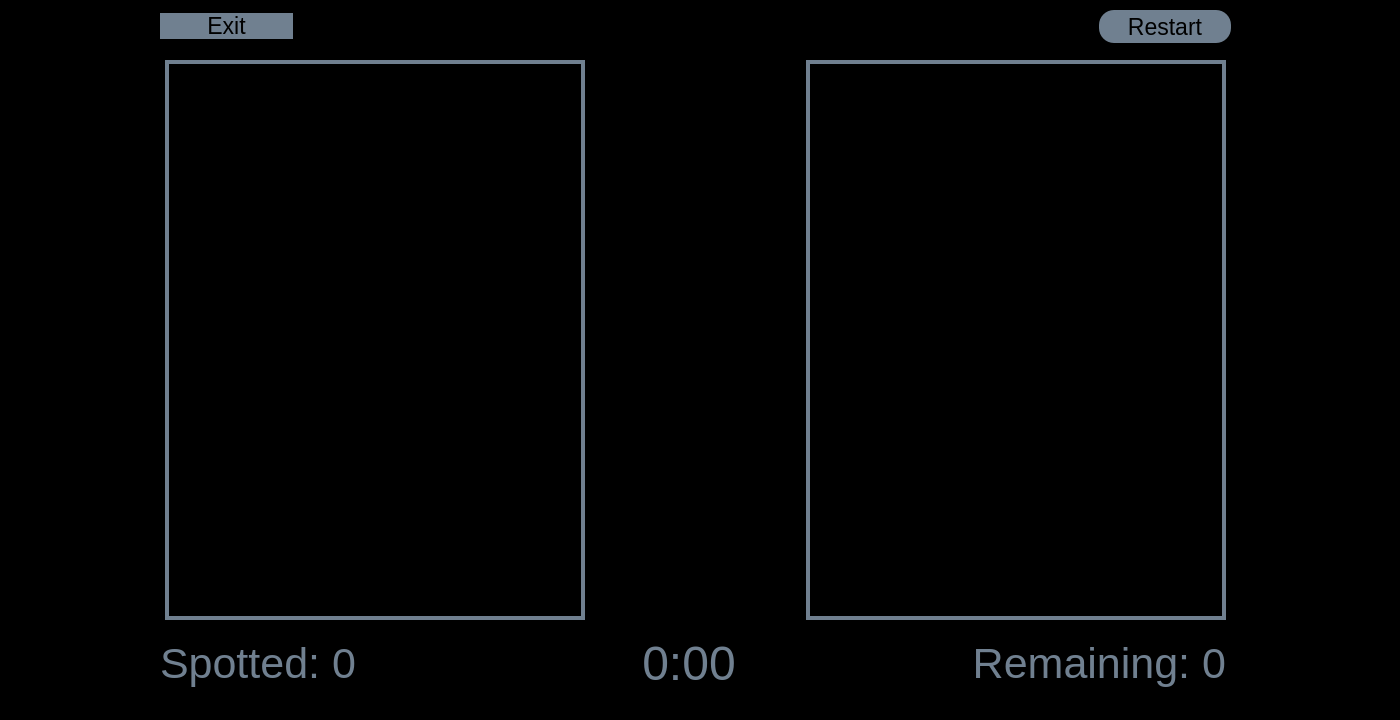
Above: spotTheDiff.ui from gct0005/ACES before the change. Below: the same form after it.
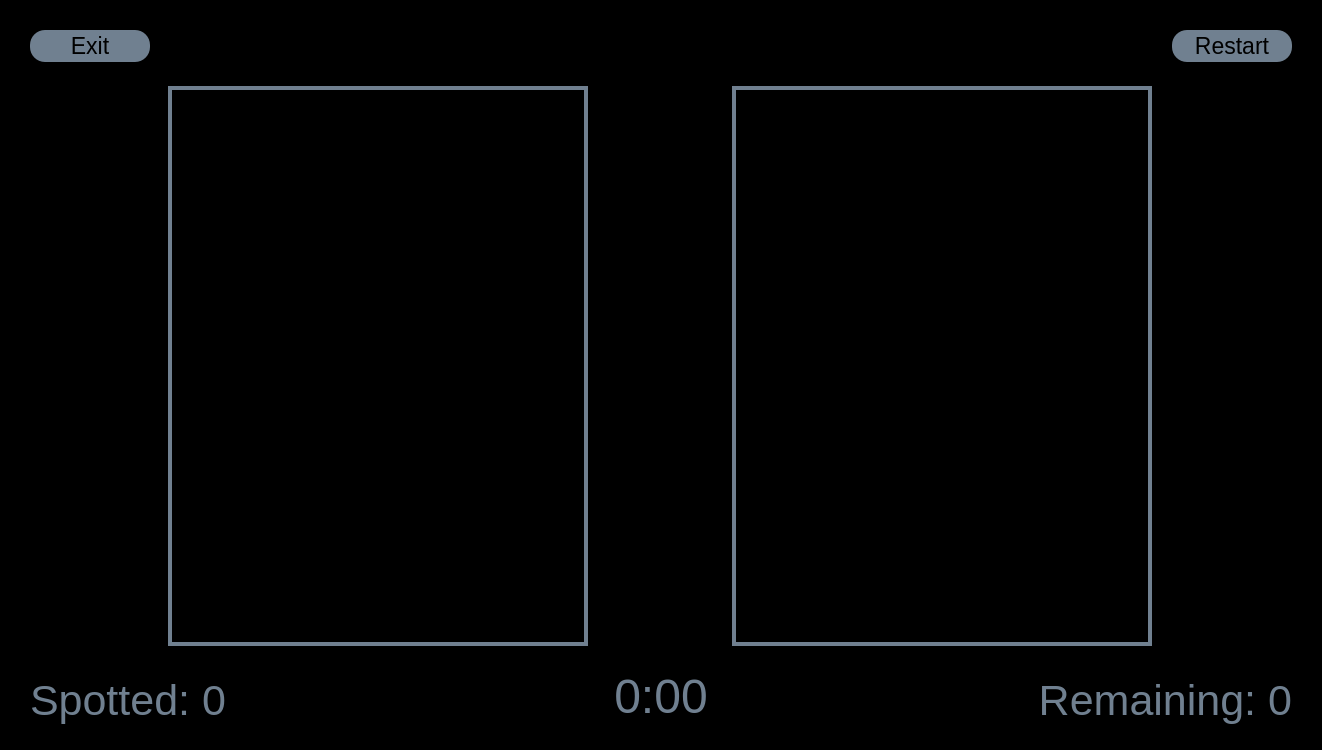
That is the form after the change.

Commit message:
Added Intro Countdown before game
Displays a start game button and will display a countdown to ready the user. Also improved ui responsiveness for the spot the diff ui class

Diff of the .ui file:
```diff
--- a/spotTheDiff.ui
+++ b/spotTheDiff.ui
@@ -6,14 +6,14 @@
    <rect>
     <x>0</x>
     <y>0</y>
-    <width>1400</width>
+    <width>1300</width>
     <height>720</height>
    </rect>
   </property>
   <property name="maximumSize">
    <size>
-    <width>1400</width>
-    <height>720</height>
+    <width>2000</width>
+    <height>1200</height>
    </size>
   </property>
   <property name="windowTitle">
@@ -26,34 +26,160 @@
    <string notr="true">background-color: black
 </string>
   </property>
-  <widget class="QWidget" name="layoutWidget">
-   <property name="geometry">
-    <rect>
-     <x>-10</x>
-     <y>50</y>
-     <width>1411</width>
-     <height>581</height>
-    </rect>
-   </property>
-   <layout class="QHBoxLayout" name="imageLayout">
+  <layout class="QVBoxLayout" name="verticalLayout">
     <item>
-     <spacer name="horizontalSpacer_4">
-      <property name="orientation">
-       <enum>Qt::Horizontal</enum>
-      </property>
-      <property name="sizeType">
-       <enum>QSizePolicy::Fixed</enum>
-      </property>
-      <property name="sizeHint" stdset="0">
+    <widget class="QStackedWidget" name="stackedWidget">
+     <widget class="QWidget" name="Game">
+      <layout class="QVBoxLayout" name="verticalLayout_2">
+       <item>
+        <widget class="QFrame" name="frame">
+         <property name="sizePolicy">
+          <sizepolicy hsizetype="Expanding" vsizetype="Expanding">
+           <horstretch>0</horstretch>
+           <verstretch>0</verstretch>
+          </sizepolicy>
+         </property>
+         <property name="minimumSize">
+          <size>
+           <width>1000</width>
+           <height>50</height>
+          </size>
+         </property>
+         <property name="maximumSize">
        <size>
-        <width>80</width>
-        <height>20</height>
-       </size>
-      </property>
-     </spacer>
-    </item>
+           <width>16777215</width>
+           <height>50</height>
+          </size>
+         </property>
+         <property name="sizeIncrement">
+          <size>
+           <width>1</width>
+           <height>1</height>
+          </size>
+         </property>
+         <property name="frameShape">
+          <enum>QFrame::StyledPanel</enum>
+         </property>
+         <property name="frameShadow">
+          <enum>QFrame::Raised</enum>
+         </property>
+         <layout class="QHBoxLayout" name="horizontalLayout_2">
+          <item alignment="Qt::AlignLeft|Qt::AlignVCenter">
+           <widget class="QPushButton" name="homeButton">
+            <property name="sizePolicy">
+             <sizepolicy hsizetype="Expanding" vsizetype="Expanding">
+              <horstretch>0</horstretch>
+              <verstretch>0</verstretch>
+             </sizepolicy>
+            </property>
+            <property name="minimumSize">
+             <size>
+              <width>120</width>
+              <height>32</height>
+             </size>
+            </property>
+            <property name="maximumSize">
+             <size>
+              <width>120</width>
+              <height>32</height>
+             </size>
+            </property>
+            <property name="font">
+             <font>
+              <pointsize>17</pointsize>
+             </font>
+            </property>
+            <property name="styleSheet">
+             <string notr="true">QPushButton#homeButton { 
+	background-color: slategrey; 
+	border-radius: 15px;
+	color: black; 
+}
+
+QPushButton#homeButton:hover { 
+	background-color: rgb(142, 158, 174); 
+	border-radius: 15px;
+	border: 2px solid slategrey;
+}
+
+</string>
+            </property>
+            <property name="text">
+             <string>Exit</string>
+            </property>
+           </widget>
+          </item>
+          <item alignment="Qt::AlignRight|Qt::AlignVCenter">
+           <widget class="QPushButton" name="restartButton">
+            <property name="sizePolicy">
+             <sizepolicy hsizetype="Minimum" vsizetype="Minimum">
+              <horstretch>0</horstretch>
+              <verstretch>0</verstretch>
+             </sizepolicy>
+            </property>
+            <property name="minimumSize">
+             <size>
+              <width>120</width>
+              <height>32</height>
+             </size>
+            </property>
+            <property name="maximumSize">
+             <size>
+              <width>120</width>
+              <height>32</height>
+             </size>
+            </property>
+            <property name="font">
+             <font>
+              <pointsize>17</pointsize>
+             </font>
+            </property>
+            <property name="styleSheet">
+             <string notr="true">QPushButton#restartButton { 
+	background-color: slategrey; 
+	border-radius: 15px;
+	color: black; 
+}
+
+QPushButton#restartButton:hover { 
+	background-color: rgb(142, 158, 174); 
+	border-radius: 15px;
+	border: 2px solid slategrey;
+}
+
+</string>
+            </property>
+            <property name="text">
+             <string>Restart</string>
+            </property>
+           </widget>
+          </item>
+         </layout>
+        </widget>
+       </item>
     <item>
+        <widget class="QFrame" name="imageFrame">
+         <property name="frameShape">
+          <enum>QFrame::StyledPanel</enum>
+         </property>
+         <property name="frameShadow">
+          <enum>QFrame::Raised</enum>
+         </property>
+         <layout class="QHBoxLayout" name="horizontalLayout">
+          <item alignment="Qt::AlignVCenter">
      <widget class="QGraphicsView" name="imageView">
+            <property name="sizePolicy">
+             <sizepolicy hsizetype="Minimum" vsizetype="Minimum">
+              <horstretch>0</horstretch>
+              <verstretch>0</verstretch>
+             </sizepolicy>
+            </property>
+            <property name="minimumSize">
+             <size>
+              <width>420</width>
+              <height>560</height>
+             </size>
+            </property>
       <property name="maximumSize">
        <size>
         <width>420</width>
@@ -71,24 +197,20 @@
       </property>
      </widget>
     </item>
-    <item>
-     <spacer name="horizontalSpacer_5">
-      <property name="orientation">
-       <enum>Qt::Horizontal</enum>
-      </property>
-      <property name="sizeType">
-       <enum>QSizePolicy::Fixed</enum>
-      </property>
-      <property name="sizeHint" stdset="0">
-       <size>
-        <width>120</width>
-        <height>20</height>
-       </size>
-      </property>
-     </spacer>
-    </item>
-    <item>
+          <item alignment="Qt::AlignVCenter">
      <widget class="QGraphicsView" name="diffView">
+            <property name="sizePolicy">
+             <sizepolicy hsizetype="Minimum" vsizetype="Fixed">
+              <horstretch>0</horstretch>
+              <verstretch>0</verstretch>
+             </sizepolicy>
+            </property>
+            <property name="minimumSize">
+             <size>
+              <width>420</width>
+              <height>560</height>
+             </size>
+            </property>
       <property name="maximumSize">
        <size>
         <width>420</width>
@@ -106,52 +228,44 @@
       </property>
      </widget>
     </item>
-    <item>
-     <spacer name="horizontalSpacer_6">
-      <property name="orientation">
-       <enum>Qt::Horizontal</enum>
-      </property>
-      <property name="sizeType">
-       <enum>QSizePolicy::Fixed</enum>
-      </property>
-      <property name="sizeHint" stdset="0">
-       <size>
-        <width>80</width>
-        <height>20</height>
-       </size>
-      </property>
-     </spacer>
-    </item>
-   </layout>
-  </widget>
-  <widget class="QWidget" name="layoutWidget">
-   <property name="geometry">
-    <rect>
-     <x>-10</x>
-     <y>630</y>
-     <width>1401</width>
-     <height>66</height>
-    </rect>
-   </property>
-   <layout class="QHBoxLayout" name="bottomLayout">
-    <item>
-     <spacer name="horizontalSpacer_7">
-      <property name="orientation">
-       <enum>Qt::Horizontal</enum>
-      </property>
-      <property name="sizeType">
-       <enum>QSizePolicy::Minimum</enum>
-      </property>
-      <property name="sizeHint" stdset="0">
-       <size>
-        <width>170</width>
-        <height>20</height>
-       </size>
-      </property>
-     </spacer>
-    </item>
+         </layout>
+        </widget>
+       </item>
+       <item>
+        <widget class="QFrame" name="infoFrame">
+         <property name="minimumSize">
+          <size>
+           <width>1282</width>
+           <height>68</height>
+          </size>
+         </property>
+         <property name="maximumSize">
+          <size>
+           <width>16777215</width>
+           <height>68</height>
+          </size>
+         </property>
+         <property name="frameShape">
+          <enum>QFrame::StyledPanel</enum>
+         </property>
+         <property name="frameShadow">
+          <enum>QFrame::Raised</enum>
+         </property>
+         <layout class="QHBoxLayout" name="horizontalLayout_3">
     <item>
      <widget class="QLabel" name="SpottedLabel">
+            <property name="minimumSize">
+             <size>
+              <width>280</width>
+              <height>57</height>
+             </size>
+            </property>
+            <property name="maximumSize">
+             <size>
+              <width>280</width>
+              <height>57</height>
+             </size>
+            </property>
       <property name="font">
        <font>
         <pointsize>32</pointsize>
@@ -169,23 +283,7 @@
       </property>
      </widget>
     </item>
-    <item>
-     <spacer name="horizontalSpacer_8">
-      <property name="orientation">
-       <enum>Qt::Horizontal</enum>
-      </property>
-      <property name="sizeType">
-       <enum>QSizePolicy::Minimum</enum>
-      </property>
-      <property name="sizeHint" stdset="0">
-       <size>
-        <width>280</width>
-        <height>20</height>
-       </size>
-      </property>
-     </spacer>
-    </item>
-    <item>
+          <item alignment="Qt::AlignHCenter">
      <widget class="QLabel" name="TimerLabel">
       <property name="maximumSize">
        <size>
@@ -210,25 +308,18 @@
       </property>
      </widget>
     </item>
-    <item>
-     <spacer name="horizontalSpacer_9">
-      <property name="orientation">
-       <enum>Qt::Horizontal</enum>
-      </property>
-      <property name="sizeHint" stdset="0">
-       <size>
-        <width>40</width>
-        <height>20</height>
-       </size>
-      </property>
-     </spacer>
-    </item>
     <item>
      <widget class="QLabel" name="RemainingLabel">
+            <property name="minimumSize">
+             <size>
+              <width>280</width>
+              <height>57</height>
+             </size>
+            </property>
       <property name="maximumSize">
        <size>
         <width>280</width>
-        <height>70</height>
+              <height>57</height>
        </size>
       </property>
       <property name="font">
@@ -248,150 +339,14 @@
       </property>
      </widget>
     </item>
-    <item>
-     <spacer name="horizontalSpacer_10">
-      <property name="orientation">
-       <enum>Qt::Horizontal</enum>
-      </property>
-      <property name="sizeType">
-       <enum>QSizePolicy::Minimum</enum>
-      </property>
-      <property name="sizeHint" stdset="0">
-       <size>
-        <width>165</width>
-        <height>20</height>
-       </size>
-      </property>
-     </spacer>
-    </item>
-   </layout>
-  </widget>
-  <widget class="QWidget" name="layoutWidget">
-   <property name="geometry">
-    <rect>
-     <x>0</x>
-     <y>10</y>
-     <width>1401</width>
-     <height>33</height>
-    </rect>
-   </property>
-   <layout class="QHBoxLayout" name="topButtons">
-    <item>
-     <spacer name="horizontalSpacer_2">
-      <property name="orientation">
-       <enum>Qt::Horizontal</enum>
-      </property>
-      <property name="sizeType">
-       <enum>QSizePolicy::Fixed</enum>
-      </property>
-      <property name="sizeHint" stdset="0">
-       <size>
-        <width>160</width>
-        <height>20</height>
-       </size>
-      </property>
-     </spacer>
-    </item>
-    <item>
-     <widget class="QPushButton" name="homeButton">
-      <property name="sizePolicy">
-       <sizepolicy hsizetype="Minimum" vsizetype="Fixed">
-        <horstretch>0</horstretch>
-        <verstretch>0</verstretch>
-       </sizepolicy>
-      </property>
-      <property name="font">
-       <font>
-        <pointsize>17</pointsize>
-       </font>
-      </property>
-      <property name="styleSheet">
-       <string notr="true">QPushButton#homeButton { 
-	background-color: slategrey; 
-	border-radius: 15px;
-	color: black; 
-}
-
-QPushButton#homeButton:hover { 
-	background-color: rgb(142, 158, 174); 
-	border-radius: 15px;
-	border: 2px solid slategrey;
-}
-
-</string>
-      </property>
-      <property name="text">
-       <string>Exit</string>
-      </property>
+         </layout>
+        </widget>
+       </item>
+      </layout>
      </widget>
-    </item>
-    <item>
-     <spacer name="horizontalSpacer">
-      <property name="orientation">
-       <enum>Qt::Horizontal</enum>
-      </property>
-      <property name="sizeType">
-       <enum>QSizePolicy::Minimum</enum>
-      </property>
-      <property name="sizeHint" stdset="0">
-       <size>
-        <width>800</width>
-        <height>20</height>
-       </size>
-      </property>
-     </spacer>
-    </item>
-    <item>
-     <widget class="QPushButton" name="restartButton">
-      <property name="sizePolicy">
-       <sizepolicy hsizetype="Minimum" vsizetype="Minimum">
-        <horstretch>0</horstretch>
-        <verstretch>0</verstretch>
-       </sizepolicy>
-      </property>
-      <property name="font">
-       <font>
-        <pointsize>17</pointsize>
-       </font>
-      </property>
-      <property name="styleSheet">
-       <string notr="true">QPushButton#restartButton { 
-	background-color: slategrey; 
-	border-radius: 15px;
-	color: black; 
-}
-
-QPushButton#restartButton:hover { 
-	background-color: rgb(142, 158, 174); 
-	border-radius: 15px;
-	border: 2px solid slategrey;
-}
-
-</string>
-      </property>
-      <property name="text">
-       <string>Restart</string>
-      </property>
-     </widget>
-    </item>
-    <item>
-     <spacer name="horizontalSpacer_3">
-      <property name="orientation">
-       <enum>Qt::Horizontal</enum>
-      </property>
-      <property name="sizeType">
-       <enum>QSizePolicy::Fixed</enum>
-      </property>
-      <property name="sizeHint" stdset="0">
-       <size>
-        <width>170</width>
-        <height>20</height>
-       </size>
-      </property>
-     </spacer>
-    </item>
-   </layout>
-  </widget>
+    </widget>
+   </item>
+  </layout>
  </widget>
  <resources/>
  <connections/>
```
Lines whose indentation alone changed are shown as unchanged. The commit also changes 7 other files.
